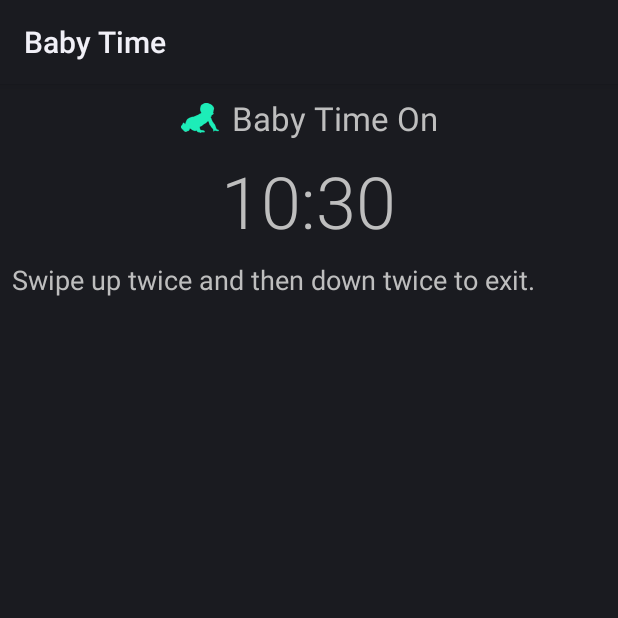
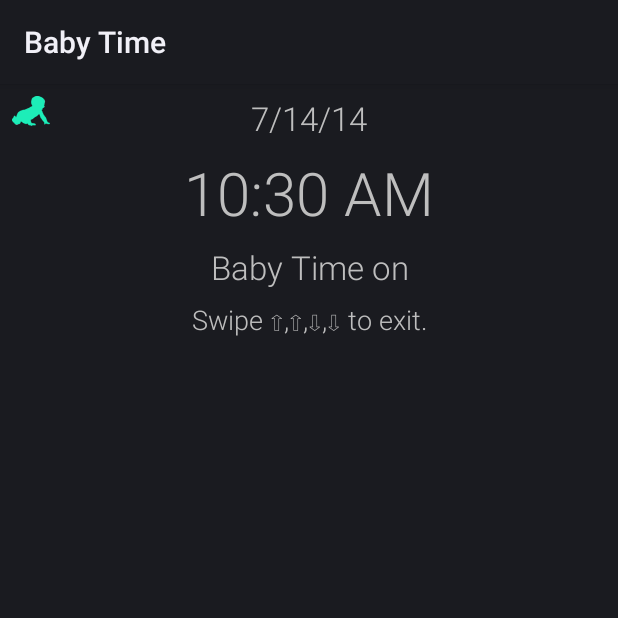
Before and after one commit to ysamlan/wearbabytime, an Android app: the screen it shows after launch (MainActivity), on a phone screen of 412 x 824 dp, the top half of it. Run offline under Robolectric (Android 15) with nearby library versions, the light colour scheme and no system bars; plain views replace BoxInsetLayout.

Commit message:
Show date; use localized format for time and date
* 12/24 hour format: Fixes #1
* Show date: Fixes #2

```diff
--- a/wear/src/main/java/com/yonisamlan/wearbabytime/MainActivity.java
+++ b/wear/src/main/java/com/yonisamlan/wearbabytime/MainActivity.java
@@ -9,7 +9,6 @@ import android.os.Handler;
 import android.os.Message;
 import android.os.SystemClock;
 import android.support.annotation.StringRes;
-import android.text.format.Time;
 import android.view.GestureDetector;
 import android.view.MotionEvent;
 import android.view.View;
@@ -18,14 +17,18 @@ import android.view.WindowManager;
 import android.widget.TextView;
 import android.widget.Toast;
 
+import java.text.DateFormat;
+import java.util.Date;
 import java.util.concurrent.TimeUnit;
 
 public final class MainActivity extends Activity implements GestureDetector.OnGestureListener {
     private static final String TAG = "babytime";
+    private static final long MINUTE_IN_MILLIS = TimeUnit.SECONDS.toMillis(1);
     private static final long TOAST_RATE_LIMIT_MILLIS = 3500; // AOSP's Toast.LENGTH_LONG
     private static final long MAX_UNLOCK_GESTURE_TIME_MILLIS = TimeUnit.SECONDS.toMillis(5);
-    private static final String TIME_FORMAT = "%H:%M";
-    private static final Time TIME = new Time();
+    private static DateFormat sTimeFormat;
+    private static DateFormat sDateFormat;
+    private static final Date DATE = new Date();
 
     private Handler mClockHandler;
     private GestureDetector mGestureDetector;
@@ -42,22 +45,27 @@ public final class MainActivity extends Activity implements GestureDetector.OnGe
         interceptTouchEvents();
         setClockUpdates();
         setUpScreenOnReceiver();
+        sDateFormat = android.text.format.DateFormat.getDateFormat(this);
+        sTimeFormat = android.text.format.DateFormat.getTimeFormat(this);
     }
 
     /**
      * Set the clock to update the displayed time every minute.
      */
     private void setClockUpdates() {
+        final TextView dateView = (TextView) findViewById(R.id.date);
         final TextView timeView = (TextView) findViewById(R.id.time);
 
         mClockHandler = new Handler() {
             @Override
             public void handleMessage(Message msg) {
                 if (!isFinishing() && timeView != null) {
-                    TIME.setToNow();
-                    long millisUntilNextMinute = (60 - TIME.second) * 1000;
+                    DATE.setTime(System.currentTimeMillis());
+                    long millisUntilNextMinute = (MINUTE_IN_MILLIS -
+                            (System.currentTimeMillis() % MINUTE_IN_MILLIS));
                     mClockHandler.sendEmptyMessageDelayed(0, millisUntilNextMinute);
-                    ((TextView) timeView).setText(TIME.format(TIME_FORMAT));
+                    dateView.setText(sDateFormat.format(DATE));
+                    timeView.setText(sTimeFormat.format(DATE));
                 }
             }
         };
--- a/wear/src/main/res/layout/activity_wear_baby_time.xml
+++ b/wear/src/main/res/layout/activity_wear_baby_time.xml
@@ -16,32 +16,52 @@
         android:orientation="vertical"
         android:padding="8dip">
 
+        <FrameLayout
+            android:layout_width="match_parent"
+            android:layout_height="wrap_content">
+
+            <ImageView
+                android:layout_width="wrap_content"
+                android:layout_height="wrap_content"
+                android:src="@drawable/baby" />
+
+            <TextView
+                android:id="@+id/date"
+                android:layout_width="match_parent"
+                android:layout_height="wrap_content"
+                android:gravity="center_horizontal"
+                android:textAppearance="?android:attr/textAppearanceLarge"
+                android:fontFamily="sans-serif-light"
+                tools:text="12/30/2014" />
+        </FrameLayout>
+
         <TextView
-            android:layout_width="wrap_content"
-            android:layout_gravity="center_horizontal"
+            android:id="@+id/time"
+            android:layout_width="match_parent"
             android:layout_height="wrap_content"
             android:gravity="center_horizontal"
-            android:drawableLeft="@drawable/baby"
-            android:drawablePadding="8dip"
             android:textAppearance="?android:attr/textAppearanceLarge"
+            android:textSize="40sp"
+            android:fontFamily="sans-serif-light"
+            android:paddingTop="8dip"
+            android:paddingBottom="8dip"
+            tools:text="10:58 AM" />
+
+        <TextView
+            android:layout_width="match_parent"
+            android:layout_height="wrap_content"
+            android:gravity="center_horizontal"
+            android:paddingBottom="8dip"
+            android:textAppearance="?android:attr/textAppearanceLarge"
+            android:fontFamily="sans-serif-light"
             android:text="@string/title" />
 
         <TextView
-            android:id="@+id/time"
-            android:layout_width="wrap_content"
-            android:layout_gravity="center_horizontal"
+            android:layout_width="match_parent"
             android:layout_height="wrap_content"
             android:gravity="center_horizontal"
-            android:textAppearance="?android:attr/textAppearanceLarge"
-            android:textSize="48sp"
+            android:textAppearance="?android:attr/textAppearanceMedium"
             android:fontFamily="sans-serif-light"
-            android:padding="8dip"
-            tools:text="23:37" />
-
-        <TextView
-            android:layout_width="wrap_content"
-            android:layout_height="wrap_content"
-            android:textAppearance="?android:attr/textAppearanceMedium"
             android:text="@string/directions" />
     </LinearLayout>
 </android.support.wearable.view.BoxInsetLayout>
--- a/wear/src/main/res/values/strings.xml
+++ b/wear/src/main/res/values/strings.xml
@@ -2,8 +2,8 @@
 <resources>
 
     <string name="app_name">Baby Time</string>
-    <string name="directions">Swipe up twice and then down twice to exit.</string>
-    <string name="title">Baby Time On</string>
+    <string name="directions">Swipe ⇧,⇧,⇩,⇩ to exit.</string>
+    <string name="title">Baby Time on</string>
     <string name="toast_adult_verified">✔ Motor control verified. WELCOME ADULT HUMAN</string>
     <string name="toast_babylike_long_press">✖ BABY-LIKE PRESSING DETECTED</string>
     <string name="toast_babylike_swiping">✖ BABY-LIKE SWIPING DETECTED</string>
```
